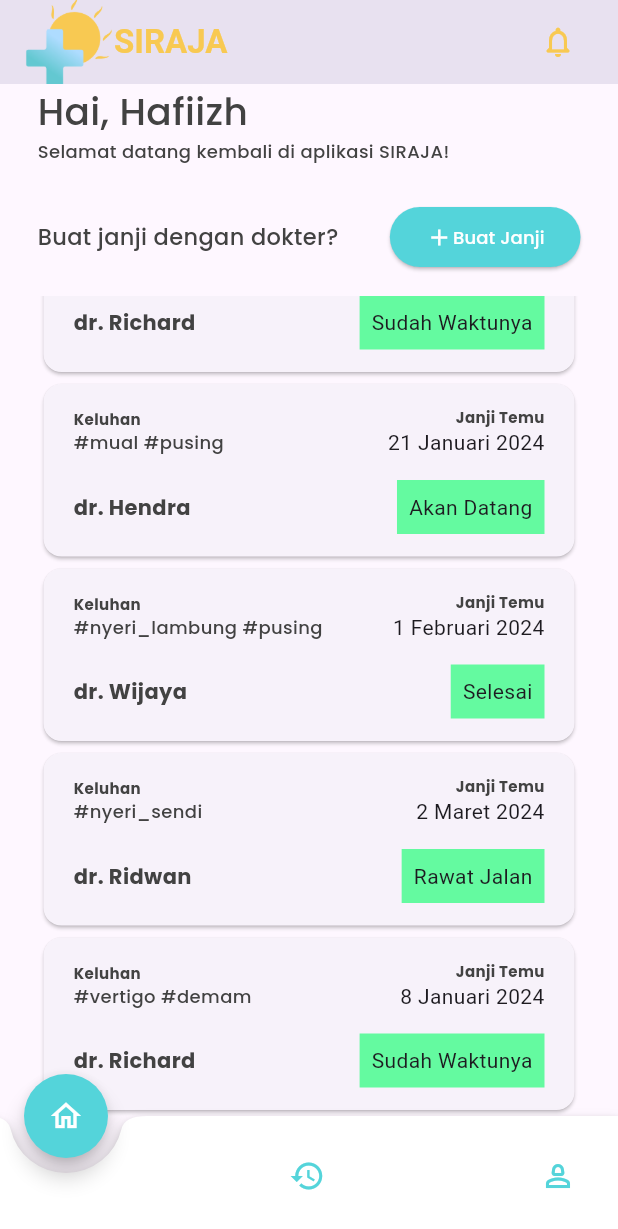
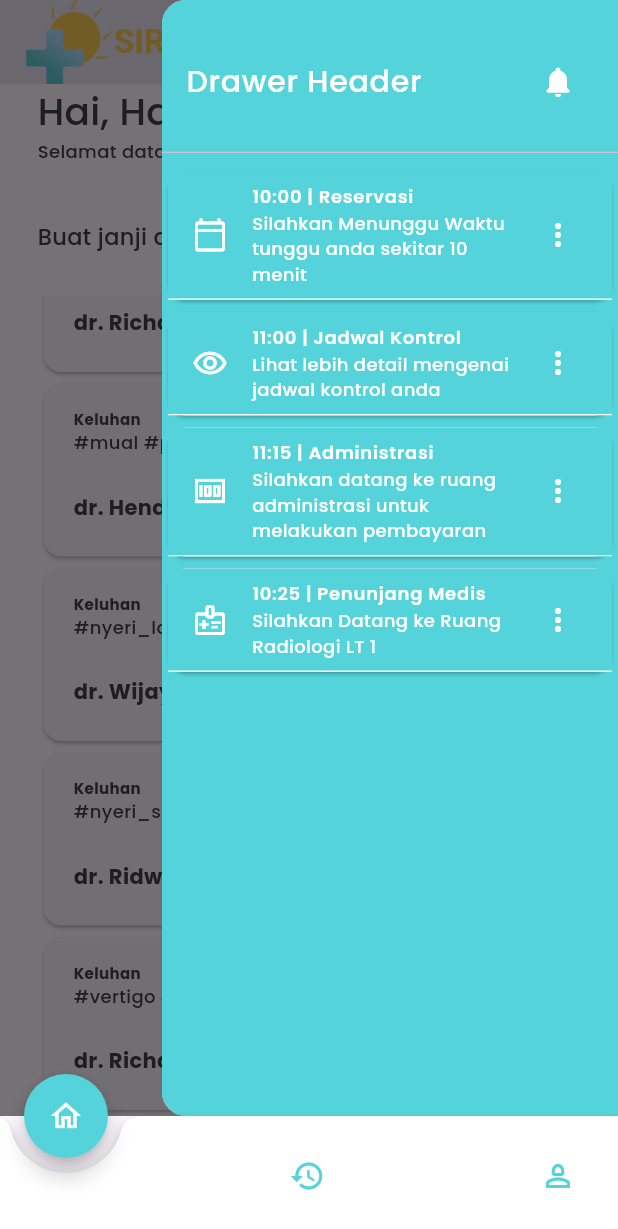
Before and after one commit to FITurnip/tubes_provis, a Flutter app: the screen it shows after launch, scrolled down 437 dp, after a tap on the "notifications none" icon, on a phone screen of 412 x 824 dp. Shown: the top 1229 px of the screen. Run offline on Flutter 3.47's test engine with Material 3 defaults, Android fonts, the phone set to English and light mode, and no system bars; our stand-ins replace flutter_svg_provider, google_fonts, qr_flutter, table_calendar.

Commit message:
add notification drawer

```diff
--- a/lib/Pages/home.dart
+++ b/lib/Pages/home.dart
@@ -20,8 +20,94 @@ class _HomeState extends State<Home> {
     return Scaffold(
       appBar: AppBar(
         title: CustomAppBar(),
+        actions: [
+          Builder(
+            builder: (BuildContext context) {
+              return IconButton(
+                icon: Icon(Icons.notifications_none_rounded, color: basicYellow,), // Change this to the icon you want
+                onPressed: () {
+                  Scaffold.of(context).openEndDrawer();
+                },
+              );
+            },
+          )
+        ],
       ),
       body: HomeContent(),
+      endDrawer: Drawer(
+        child: Container(
+          color: defBlue, // Set the background color of the drawer
+          child: Column(
+            children: [
+              Container(
+                height: 110,
+                child: DrawerHeader(
+                  decoration: BoxDecoration(
+                    color: defBlue,
+                  ),
+                  child: Row(
+                    mainAxisAlignment: MainAxisAlignment.spaceBetween,
+                    children: [
+                      Align(
+                        alignment: Alignment.centerLeft,
+                        child: Text('Drawer Header', style: getDefaultTextStyle(font_size: 20.0, font_color: normalWhite))
+                      ),
+                      IconButton(
+                        icon: Icon(Icons.notifications_rounded, color: normalWhite),
+                        onPressed: () {Navigator.pop(context);}
+                      )
+                    ]
+                  )
+                ),
+              ),
+              Card(
+                child: ListTile(
+                    onTap: () {},
+                    leading: Icon(Icons.calendar_today_outlined, color: normalWhite),
+                    trailing: Icon(Icons.more_vert, color: normalWhite),
+                    title: Text('10:00' + ' | ' + 'Reservasi', style: getDefaultTextStyle(font_color: normalWhite, font_weight: FontWeight.w600)),
+                    subtitle: Text("Silahkan Menunggu Waktu tunggu anda sekitar 10 menit", style: getDefaultTextStyle(font_color: normalWhite)),
+                    tileColor: defBlue,
+                    shape: Border(bottom: BorderSide(color: normalWhite))
+                )
+              ),
+              Card(
+                child: ListTile(
+                    onTap: () {},
+                    leading: Icon(Icons.remove_red_eye_outlined, color: normalWhite),
+                    trailing: Icon(Icons.more_vert, color: normalWhite),
+                    title: Text('11:00' + ' | ' + 'Jadwal Kontrol', style: getDefaultTextStyle(font_color: normalWhite, font_weight: FontWeight.w600)),
+                    subtitle: Text("Lihat lebih detail mengenai jadwal kontrol anda", style: getDefaultTextStyle(font_color: normalWhite)),
+                    tileColor: defBlue,
+                    shape: Border(bottom: BorderSide(color: normalWhite))
+                )
+              ),
+              Card(
+                child: ListTile(
+                    onTap: () {},
+                    leading: Icon(Icons.money, color: normalWhite),
+                    trailing: Icon(Icons.more_vert, color: normalWhite),
+                    title: Text('11:15' + ' | ' + 'Administrasi', style: getDefaultTextStyle(font_color: normalWhite, font_weight: FontWeight.w600)),
+                    subtitle: Text("Silahkan datang ke ruang administrasi untuk melakukan pembayaran", style: getDefaultTextStyle(font_color: normalWhite)),
+                    tileColor: defBlue,
+                    shape: Border(bottom: BorderSide(color: normalWhite))
+                )
+              ),
+              Card(
+                child: ListTile(
+                    onTap: () {},
+                    leading: Icon(Icons.medical_information_outlined, color: normalWhite),
+                    trailing: Icon(Icons.more_vert, color: normalWhite),
+                    title: Text('10:25' + ' | ' + 'Penunjang Medis', style: getDefaultTextStyle(font_color: normalWhite, font_weight: FontWeight.w600)),
+                    subtitle: Text("Silahkan Datang ke Ruang Radiologi LT 1", style: getDefaultTextStyle(font_color: normalWhite)),
+                    tileColor: defBlue,
+                    shape: Border(bottom: BorderSide(color: normalWhite))
+                )
+              ),
+            ],
+          ),
+        ),
+      )
     );
   }
 }
--- a/lib/Widget/custom_app_bar.dart
+++ b/lib/Widget/custom_app_bar.dart
@@ -20,12 +20,6 @@ class CustomAppBar extends StatelessWidget {
           style: TextStyle(color: basicYellow, fontWeight: FontWeight.bold),
         ),
         Spacer(),
-        IconButton(
-            onPressed: () {},
-            icon: Icon(
-              Icons.notifications_none_rounded,
-              color: basicYellow,
-            ))
       ],
     );
   }
```
